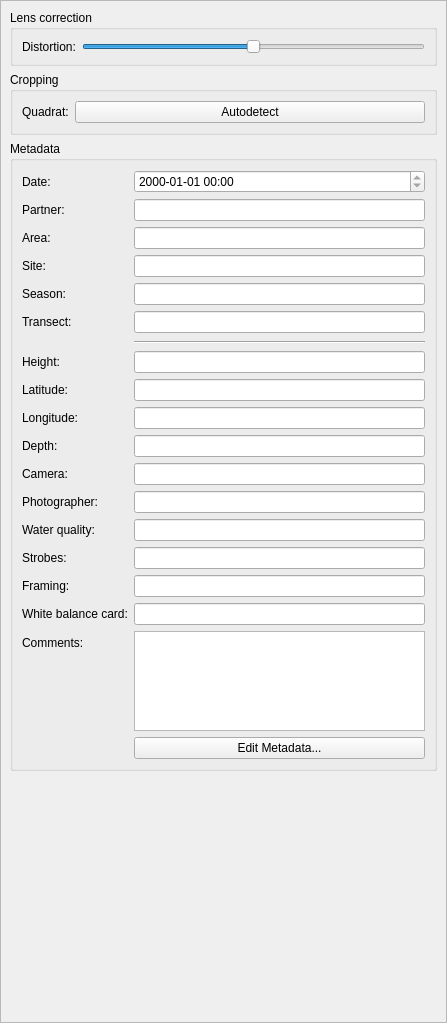
Old version of the form src/preprocessor/gui/editor_dock.ui in the repository CAMBioMed/preprocessor.
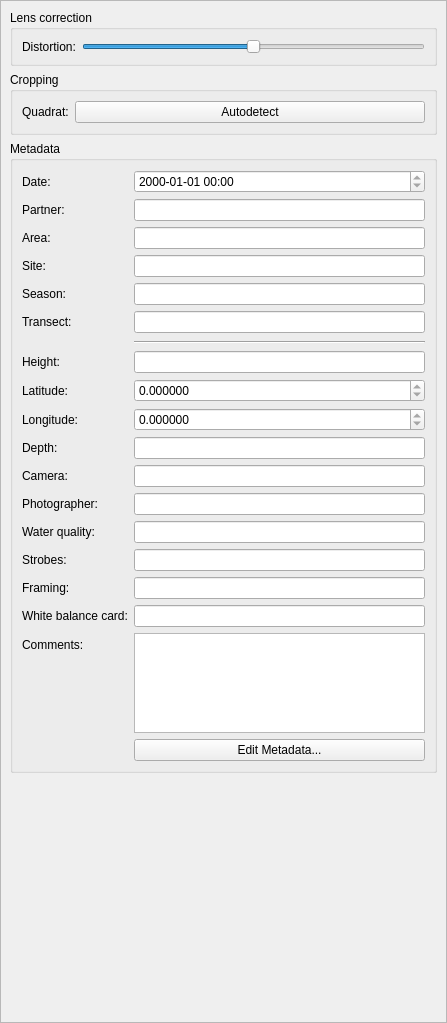
New version of the form.

Commit message: Display GPS as spinbox

```diff
--- a/src/preprocessor/gui/editor_dock.ui
+++ b/src/preprocessor/gui/editor_dock.ui
@@ -336,27 +336,6 @@
              </property>
             </widget>
            </item>
-           <item row="7" column="1">
-            <widget class="QLineEdit" name="txtMetadataHeight">
-             <property name="readOnly">
-              <bool>true</bool>
-             </property>
-            </widget>
-           </item>
-           <item row="8" column="1">
-            <widget class="QLineEdit" name="txtMetadataLatitude">
-             <property name="readOnly">
-              <bool>true</bool>
-             </property>
-            </widget>
-           </item>
-           <item row="9" column="1">
-            <widget class="QLineEdit" name="txtMetadataLongitude">
-             <property name="readOnly">
-              <bool>true</bool>
-             </property>
-            </widget>
-           </item>
            <item row="10" column="1">
             <widget class="QLineEdit" name="txtMetadataDepth">
              <property name="readOnly">
@@ -425,6 +404,45 @@
              </property>
             </widget>
            </item>
+           <item row="7" column="1">
+            <widget class="QLineEdit" name="txtMetadataHeight">
+             <property name="readOnly">
+              <bool>true</bool>
+             </property>
+            </widget>
+           </item>
+           <item row="8" column="1">
+            <widget class="QDoubleSpinBox" name="numMetadataLatitude">
+             <property name="readOnly">
+              <bool>true</bool>
+             </property>
+             <property name="decimals">
+              <number>6</number>
+             </property>
+             <property name="minimum">
+              <double>-90.000000000000000</double>
+             </property>
+             <property name="maximum">
+              <double>90.000000000000000</double>
+             </property>
+            </widget>
+           </item>
+           <item row="9" column="1">
+            <widget class="QDoubleSpinBox" name="numMetadataLongitude">
+             <property name="readOnly">
+              <bool>true</bool>
+             </property>
+             <property name="decimals">
+              <number>6</number>
+             </property>
+             <property name="minimum">
+              <double>-180.000000000000000</double>
+             </property>
+             <property name="maximum">
+              <double>180.000000000000000</double>
+             </property>
+            </widget>
+           </item>
           </layout>
          </widget>
         </item>
```
The commit also changes 3 other files.
